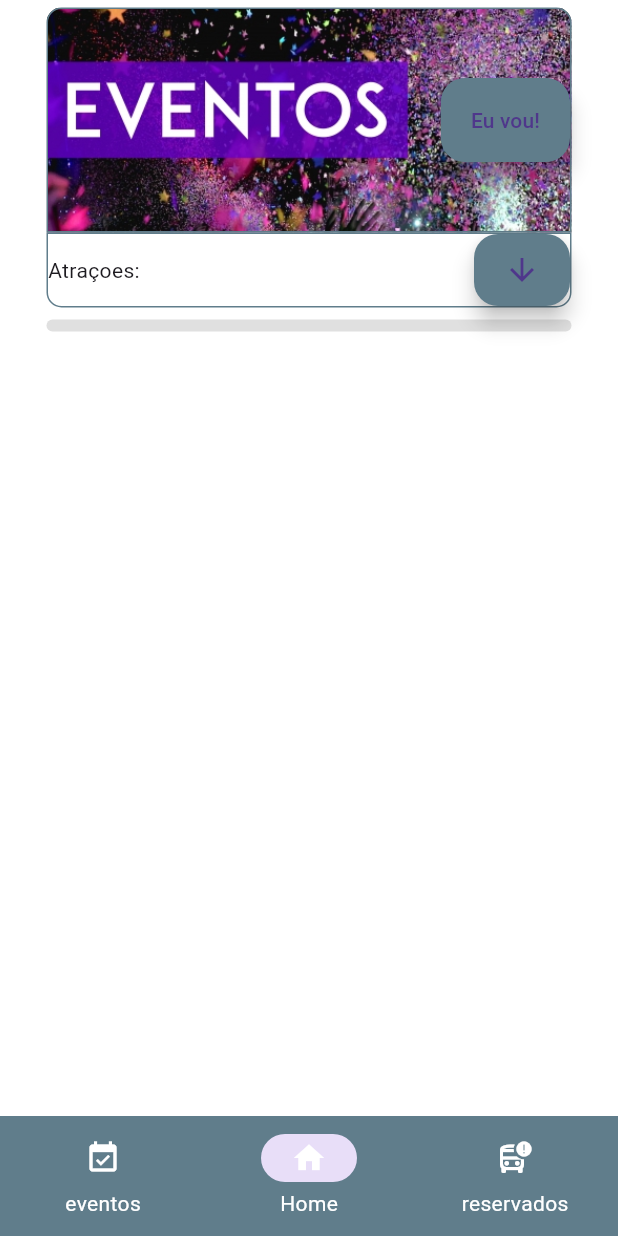
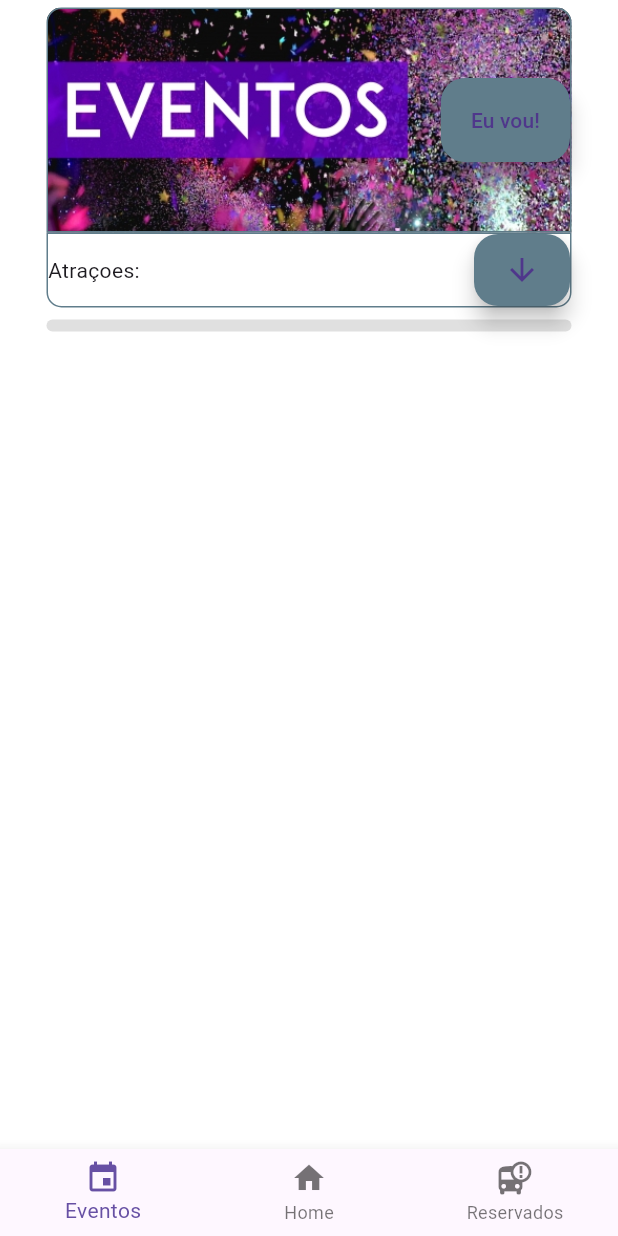
Before and after one commit to RobertoTadeuAlmeida/loja_app, a Flutter app: the screen it shows after launch, on a phone screen of 412 x 824 dp. Run offline on Flutter 3.47's test engine with Material 3 defaults, Android fonts, the phone set to English and light mode, and no system bars; our stand-ins replace flutter_animate; Roboto replaces fonts that are missing (MontserrartAlternates, MontserratAlternates); project files that could hold a hidden picture were left out.

Commit message:
navegação
construi o widget responsavel pelo menu de navegação

```diff
--- a/lib/app/screens/AppWidget.dart
+++ b/lib/app/screens/AppWidget.dart
@@ -3,6 +3,8 @@ import 'package:loja_app/app/models/Cards.dart';
 import 'package:loja_app/app/models/tema.dart';
 import 'package:loja_app/app/screens/Produtos.dart';
 import 'package:loja_app/app/screens/TransportList.dart';
+import 'package:loja_app/app/screens/home_page.dart';
+import 'package:loja_app/app/screens/produtoList.dart';
 import 'package:loja_app/app/screens/transport.dart';
 
 class AppWidget extends StatelessWidget {
@@ -19,43 +21,54 @@ class AppWidget extends StatelessWidget {
         '/home': (context) => Home_screen(),
         '/p': (context) => Produtos(),
         '/tl': (context) => TransportList(),
-        '/t' : (context) => Transport(),
+        '/t': (context) => Transport(),
+        '/hp': (context) => HomePage(),
       },
     );
   }
 }
 
-class Home_screen extends StatelessWidget {
-  const Home_screen({
+class Home_screen extends StatefulWidget {
+  Home_screen({
     super.key,
   });
 
   @override
+  State<Home_screen> createState() => _Home_screenState();
+}
+
+class _Home_screenState extends State<Home_screen> {
+  int selectedIndex = 0;
+
+  List<Widget> menuList = <Widget>[ProdutoList(), HomePage(),TransportList()];
+
+  void onTapIndex(int index) {
+    setState(() {
+      selectedIndex = index;
+    });
+  }
+
+  @override
   Widget build(BuildContext context) {
     return Scaffold(
-      bottomNavigationBar: NavigationBar(
-          selectedIndex: 1,
-          destinations: [
-            NavigationDestination(
-              tooltip: '/home',
-              icon: Icon(Icons.event_available),
-              label: "eventos",
+        bottomNavigationBar: BottomNavigationBar(
+          currentIndex: selectedIndex,
+          onTap: onTapIndex,
+          items: [
+            BottomNavigationBarItem(
+              icon: Icon(Icons.event),
+              label: 'Eventos',
             ),
-            NavigationDestination(
-                tooltip: '/tl', icon: Icon(Icons.home), label: "Home"),
-            NavigationDestination(
-                tooltip: '/p',
-                icon: Icon(Icons.bus_alert_outlined),
-                label: "reservados"),
-          ]),
-      body: ListView(
-        scrollDirection: Axis.vertical,
-        children: [
-          Cards("assets/images/evento.jpg"),
-
-
-        ],
-      ),
-    );
+            BottomNavigationBarItem(
+              icon: Icon(Icons.home),
+              label: 'Home',
+            ),
+            BottomNavigationBarItem(
+              icon: Icon(Icons.bus_alert),
+              label: 'Reservados',
+            ),
+          ],
+        ),
+        body: menuList.elementAt(selectedIndex));
   }
 }
--- /dev/null
+++ b/lib/app/screens/produtoList.dart
@@ -0,0 +1,21 @@
+import 'package:flutter/material.dart';
+import 'package:loja_app/app/models/Cards.dart';
+
+class ProdutoList extends StatefulWidget {
+  const ProdutoList({super.key});
+
+  @override
+  State<ProdutoList> createState() => _State();
+}
+
+class _State extends State<ProdutoList> {
+  @override
+  Widget build(BuildContext context) {
+    return ListView(
+      scrollDirection: Axis.vertical,
+      children: [
+        Cards('assets/images/evento.jpg'),
+      ],
+    );
+  }
+}
--- a/lib/main.dart
+++ b/lib/main.dart
@@ -2,6 +2,7 @@ import 'package:flutter/material.dart';
 import 'package:flutter_animate/flutter_animate.dart';
 import 'package:loja_app/app/screens/Produtos.dart';
 import 'package:loja_app/app/screens/TransportList.dart';
+import 'package:loja_app/app/screens/home_page.dart';
 import 'package:loja_app/app/screens/transport.dart';
 import 'app/screens/AppWidget.dart';
 
```
Also changed, not shown: lib/app/screens/home_page.dart (added, +38 -0 lines).
